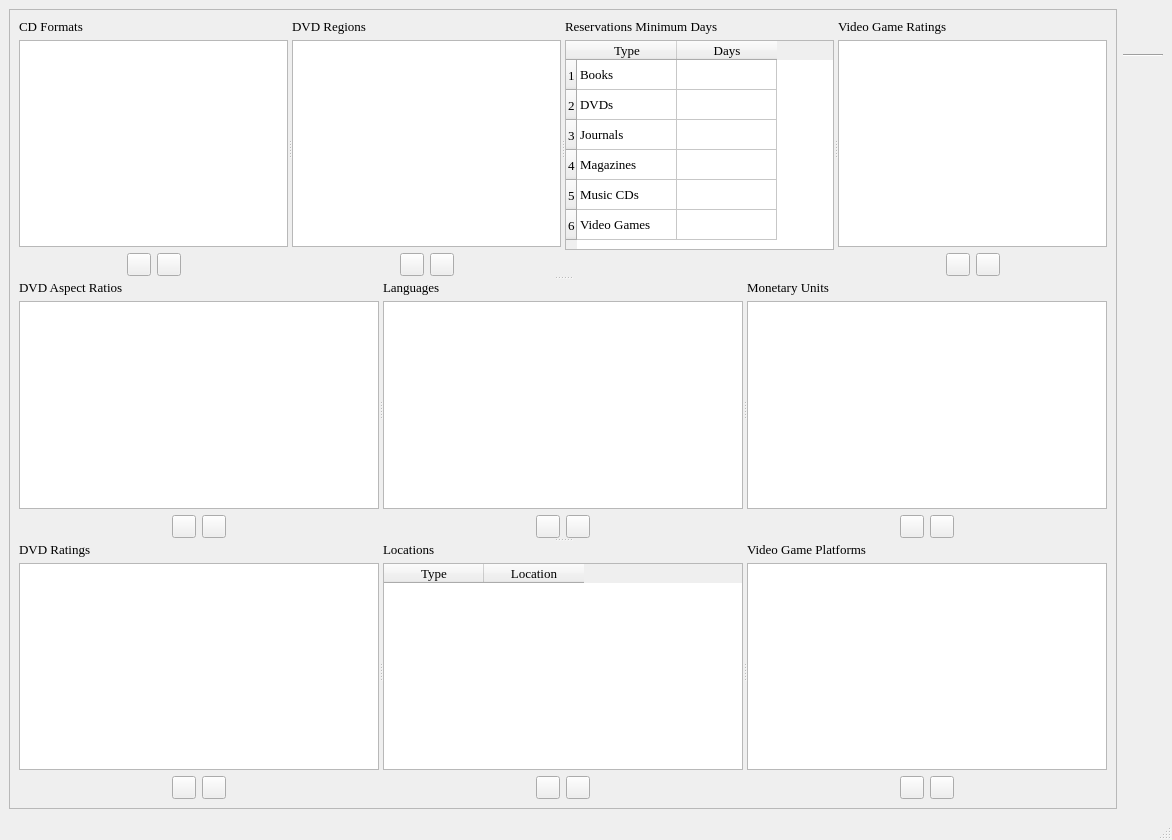
This is dbenumerations.ui in textbrowser/biblioteq as Qt 5 draws it before an edit. The edited form follows.
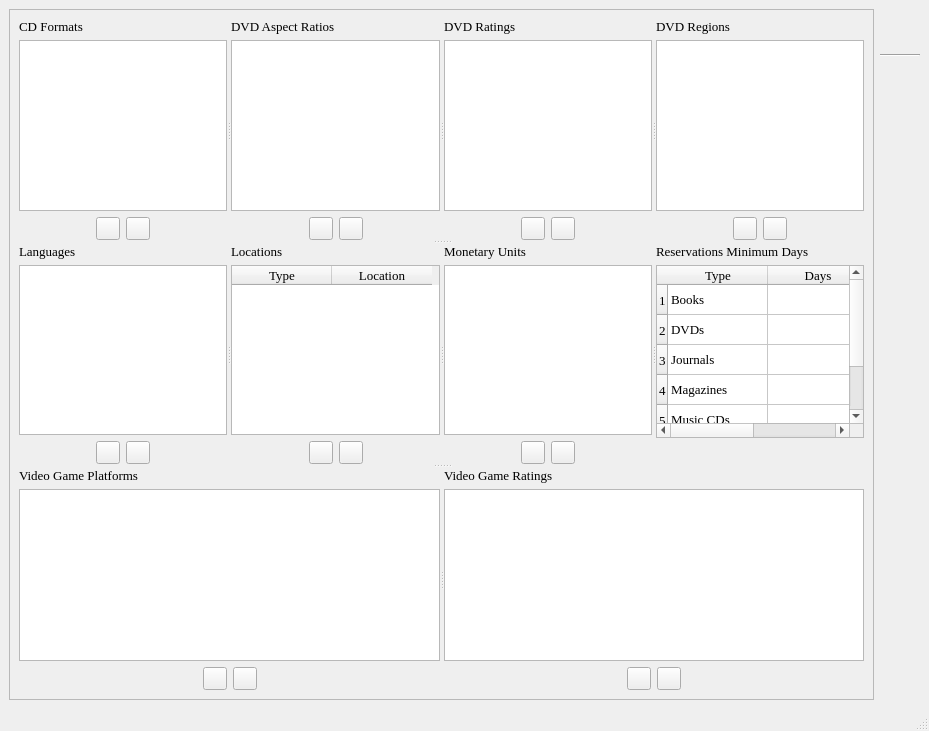
This is the edited form. Icons and pictures are not drawn.

Commit message: Allow updating of patron privileges. Added the Total Reserved column. Adjusted dbenumerations layout.

What changed in the file:
```diff
--- a/dbenumerations.ui
+++ b/dbenumerations.ui
@@ -6,8 +6,8 @@
    <rect>
     <x>0</x>
     <y>0</y>
-    <width>1172</width>
-    <height>840</height>
+    <width>929</width>
+    <height>731</height>
    </rect>
   </property>
   <property name="font">
@@ -35,15 +35,19 @@
       </property>
       <layout class="QVBoxLayout" name="verticalLayout_7">
        <item>
+        <widget class="QSplitter" name="splitter_5">
+         <property name="orientation">
+          <enum>Qt::Vertical</enum>
+         </property>
         <widget class="QSplitter" name="splitter_4">
          <property name="orientation">
           <enum>Qt::Vertical</enum>
          </property>
-         <widget class="QSplitter" name="splitter">
+          <widget class="QSplitter" name="splitter_3">
           <property name="orientation">
            <enum>Qt::Horizontal</enum>
           </property>
-          <widget class="QWidget" name="">
+           <widget class="QWidget" name="layoutWidget">
            <layout class="QVBoxLayout" name="verticalLayout_4">
             <item>
              <widget class="QLabel" name="label_4">
@@ -127,7 +131,175 @@
             </item>
            </layout>
           </widget>
-          <widget class="QWidget" name="">
+           <widget class="QWidget" name="layoutWidget">
+            <layout class="QVBoxLayout" name="verticalLayout_5">
+             <item>
+              <widget class="QLabel" name="label_5">
+               <property name="font">
+                <font>
+                 <family>Times</family>
+                 <pointsize>10</pointsize>
+                </font>
+               </property>
+               <property name="text">
+                <string>DVD Aspect Ratios</string>
+               </property>
+              </widget>
+             </item>
+             <item>
+              <widget class="QListWidget" name="dvdAspectRatiosList"/>
+             </item>
+             <item>
+              <layout class="QHBoxLayout" name="horizontalLayout_5">
+               <item>
+                <spacer name="horizontalSpacer_9">
+                 <property name="orientation">
+                  <enum>Qt::Horizontal</enum>
+                 </property>
+                 <property name="sizeHint" stdset="0">
+                  <size>
+                   <width>40</width>
+                   <height>20</height>
+                  </size>
+                 </property>
+                </spacer>
+               </item>
+               <item>
+                <widget class="QToolButton" name="addDvdAspectRatio">
+                 <property name="toolTip">
+                  <string>Add DVD Aspect Ratio</string>
+                 </property>
+                 <property name="icon">
+                  <iconset>
+                   <normaloff>icons.d/16x16/add.png</normaloff>icons.d/16x16/add.png</iconset>
+                 </property>
+                 <property name="iconSize">
+                  <size>
+                   <width>16</width>
+                   <height>16</height>
+                  </size>
+                 </property>
+                </widget>
+               </item>
+               <item>
+                <widget class="QToolButton" name="removeDvdAspectRatio">
+                 <property name="toolTip">
+                  <string>Remove DVD Aspect Ratio</string>
+                 </property>
+                 <property name="icon">
+                  <iconset>
+                   <normaloff>icons.d/16x16/eraser.png</normaloff>icons.d/16x16/eraser.png</iconset>
+                 </property>
+                 <property name="iconSize">
+                  <size>
+                   <width>16</width>
+                   <height>16</height>
+                  </size>
+                 </property>
+                </widget>
+               </item>
+               <item>
+                <spacer name="horizontalSpacer_10">
+                 <property name="orientation">
+                  <enum>Qt::Horizontal</enum>
+                 </property>
+                 <property name="sizeHint" stdset="0">
+                  <size>
+                   <width>40</width>
+                   <height>20</height>
+                  </size>
+                 </property>
+                </spacer>
+               </item>
+              </layout>
+             </item>
+            </layout>
+           </widget>
+           <widget class="QWidget" name="layoutWidget">
+            <layout class="QVBoxLayout" name="verticalLayout_6">
+             <item>
+              <widget class="QLabel" name="label_6">
+               <property name="font">
+                <font>
+                 <family>Times</family>
+                 <pointsize>10</pointsize>
+                </font>
+               </property>
+               <property name="text">
+                <string>DVD Ratings</string>
+               </property>
+              </widget>
+             </item>
+             <item>
+              <widget class="QListWidget" name="dvdRatingsList"/>
+             </item>
+             <item>
+              <layout class="QHBoxLayout" name="horizontalLayout_6">
+               <item>
+                <spacer name="horizontalSpacer_11">
+                 <property name="orientation">
+                  <enum>Qt::Horizontal</enum>
+                 </property>
+                 <property name="sizeHint" stdset="0">
+                  <size>
+                   <width>40</width>
+                   <height>20</height>
+                  </size>
+                 </property>
+                </spacer>
+               </item>
+               <item>
+                <widget class="QToolButton" name="addDvdRating">
+                 <property name="toolTip">
+                  <string>Add DVD Rating</string>
+                 </property>
+                 <property name="icon">
+                  <iconset>
+                   <normaloff>icons.d/16x16/add.png</normaloff>icons.d/16x16/add.png</iconset>
+                 </property>
+                 <property name="iconSize">
+                  <size>
+                   <width>16</width>
+                   <height>16</height>
+                  </size>
+                 </property>
+                </widget>
+               </item>
+               <item>
+                <widget class="QToolButton" name="removeDvdRating">
+                 <property name="toolTip">
+                  <string>Remove DVD Rating</string>
+                 </property>
+                 <property name="icon">
+                  <iconset>
+                   <normaloff>icons.d/16x16/eraser.png</normaloff>icons.d/16x16/eraser.png</iconset>
+                 </property>
+                 <property name="iconSize">
+                  <size>
+                   <width>16</width>
+                   <height>16</height>
+                  </size>
+                 </property>
+                </widget>
+               </item>
+               <item>
+                <spacer name="horizontalSpacer_12">
+                 <property name="orientation">
+                  <enum>Qt::Horizontal</enum>
+                 </property>
+                 <property name="sizeHint" stdset="0">
+                  <size>
+                   <width>40</width>
+                   <height>20</height>
+                  </size>
+                 </property>
+                </spacer>
+               </item>
+              </layout>
+             </item>
+            </layout>
+           </widget>
+           <widget class="QWidget" name="layoutWidget">
            <layout class="QVBoxLayout" name="verticalLayout_13">
             <item>
              <widget class="QLabel" name="label_13">
@@ -211,7 +383,275 @@
             </item>
            </layout>
           </widget>
-          <widget class="QWidget" name="">
+          </widget>
+          <widget class="QSplitter" name="splitter_2">
+           <property name="orientation">
+            <enum>Qt::Horizontal</enum>
+           </property>
+           <widget class="QWidget" name="layoutWidget">
+            <layout class="QVBoxLayout" name="verticalLayout_2">
+             <item>
+              <widget class="QLabel" name="label_2">
+               <property name="font">
+                <font>
+                 <family>Times</family>
+                 <pointsize>10</pointsize>
+                </font>
+               </property>
+               <property name="text">
+                <string>Languages</string>
+               </property>
+              </widget>
+             </item>
+             <item>
+              <widget class="QListWidget" name="languagesList"/>
+             </item>
+             <item>
+              <layout class="QHBoxLayout" name="horizontalLayout_2">
+               <item>
+                <spacer name="horizontalSpacer_3">
+                 <property name="orientation">
+                  <enum>Qt::Horizontal</enum>
+                 </property>
+                 <property name="sizeHint" stdset="0">
+                  <size>
+                   <width>40</width>
+                   <height>20</height>
+                  </size>
+                 </property>
+                </spacer>
+               </item>
+               <item>
+                <widget class="QToolButton" name="addLanguage">
+                 <property name="toolTip">
+                  <string>Add Language</string>
+                 </property>
+                 <property name="icon">
+                  <iconset>
+                   <normaloff>icons.d/16x16/add.png</normaloff>icons.d/16x16/add.png</iconset>
+                 </property>
+                 <property name="iconSize">
+                  <size>
+                   <width>16</width>
+                   <height>16</height>
+                  </size>
+                 </property>
+                </widget>
+               </item>
+               <item>
+                <widget class="QToolButton" name="removeLanguage">
+                 <property name="toolTip">
+                  <string>Remove Language</string>
+                 </property>
+                 <property name="icon">
+                  <iconset>
+                   <normaloff>icons.d/16x16/eraser.png</normaloff>icons.d/16x16/eraser.png</iconset>
+                 </property>
+                 <property name="iconSize">
+                  <size>
+                   <width>16</width>
+                   <height>16</height>
+                  </size>
+                 </property>
+                </widget>
+               </item>
+               <item>
+                <spacer name="horizontalSpacer_4">
+                 <property name="orientation">
+                  <enum>Qt::Horizontal</enum>
+                 </property>
+                 <property name="sizeHint" stdset="0">
+                  <size>
+                   <width>40</width>
+                   <height>20</height>
+                  </size>
+                 </property>
+                </spacer>
+               </item>
+              </layout>
+             </item>
+            </layout>
+           </widget>
+           <widget class="QWidget" name="layoutWidget">
+            <layout class="QVBoxLayout" name="verticalLayout">
+             <item>
+              <widget class="QLabel" name="label">
+               <property name="font">
+                <font>
+                 <family>Times</family>
+                 <pointsize>10</pointsize>
+                </font>
+               </property>
+               <property name="text">
+                <string>Locations</string>
+               </property>
+              </widget>
+             </item>
+             <item>
+              <widget class="QTableWidget" name="locationsTable">
+               <column>
+                <property name="text">
+                 <string>Type</string>
+                </property>
+               </column>
+               <column>
+                <property name="text">
+                 <string>Location</string>
+                </property>
+               </column>
+              </widget>
+             </item>
+             <item>
+              <layout class="QHBoxLayout" name="horizontalLayout">
+               <item>
+                <spacer name="horizontalSpacer">
+                 <property name="orientation">
+                  <enum>Qt::Horizontal</enum>
+                 </property>
+                 <property name="sizeHint" stdset="0">
+                  <size>
+                   <width>40</width>
+                   <height>20</height>
+                  </size>
+                 </property>
+                </spacer>
+               </item>
+               <item>
+                <widget class="QToolButton" name="addLocation">
+                 <property name="toolTip">
+                  <string>Add Location</string>
+                 </property>
+                 <property name="icon">
+                  <iconset>
+                   <normaloff>icons.d/16x16/add.png</normaloff>icons.d/16x16/add.png</iconset>
+                 </property>
+                 <property name="iconSize">
+                  <size>
+                   <width>16</width>
+                   <height>16</height>
+                  </size>
+                 </property>
+                </widget>
+               </item>
+               <item>
+                <widget class="QToolButton" name="removeLocation">
+                 <property name="toolTip">
+                  <string>Remove Location</string>
+                 </property>
+                 <property name="icon">
+                  <iconset>
+                   <normaloff>icons.d/16x16/eraser.png</normaloff>icons.d/16x16/eraser.png</iconset>
+                 </property>
+                 <property name="iconSize">
+                  <size>
+                   <width>16</width>
+                   <height>16</height>
+                  </size>
+                 </property>
+                </widget>
+               </item>
+               <item>
+                <spacer name="horizontalSpacer_2">
+                 <property name="orientation">
+                  <enum>Qt::Horizontal</enum>
+                 </property>
+                 <property name="sizeHint" stdset="0">
+                  <size>
+                   <width>40</width>
+                   <height>20</height>
+                  </size>
+                 </property>
+                </spacer>
+               </item>
+              </layout>
+             </item>
+            </layout>
+           </widget>
+           <widget class="QWidget" name="layoutWidget">
+            <layout class="QVBoxLayout" name="verticalLayout_3">
+             <item>
+              <widget class="QLabel" name="label_3">
+               <property name="font">
+                <font>
+                 <family>Times</family>
+                 <pointsize>10</pointsize>
+                </font>
+               </property>
+               <property name="text">
+                <string>Monetary Units</string>
+               </property>
+              </widget>
+             </item>
+             <item>
+              <widget class="QListWidget" name="monetaryUnitsList"/>
+             </item>
+             <item>
+              <layout class="QHBoxLayout" name="horizontalLayout_3">
+               <item>
+                <spacer name="horizontalSpacer_5">
+                 <property name="orientation">
+                  <enum>Qt::Horizontal</enum>
+                 </property>
+                 <property name="sizeHint" stdset="0">
+                  <size>
+                   <width>40</width>
+                   <height>20</height>
+                  </size>
+                 </property>
+                </spacer>
+               </item>
+               <item>
+                <widget class="QToolButton" name="addMonetaryUnit">
+                 <property name="toolTip">
+                  <string>Add Monetary Unit</string>
+                 </property>
+                 <property name="icon">
+                  <iconset>
+                   <normaloff>icons.d/16x16/add.png</normaloff>icons.d/16x16/add.png</iconset>
+                 </property>
+                 <property name="iconSize">
+                  <size>
+                   <width>16</width>
+                   <height>16</height>
+                  </size>
+                 </property>
+                </widget>
+               </item>
+               <item>
+                <widget class="QToolButton" name="removeMonetaryUnit">
+                 <property name="toolTip">
+                  <string>Remove Monetary Unit</string>
+                 </property>
+                 <property name="icon">
+                  <iconset>
+                   <normaloff>icons.d/16x16/eraser.png</normaloff>icons.d/16x16/eraser.png</iconset>
+                 </property>
+                 <property name="iconSize">
+                  <size>
+                   <width>16</width>
+                   <height>16</height>
+                  </size>
+                 </property>
+                </widget>
+               </item>
+               <item>
+                <spacer name="horizontalSpacer_6">
+                 <property name="orientation">
+                  <enum>Qt::Horizontal</enum>
+                 </property>
+                 <property name="sizeHint" stdset="0">
+                  <size>
+                   <width>40</width>
+                   <height>20</height>
+                  </size>
+                 </property>
+                </spacer>
+               </item>
+              </layout>
+             </item>
+            </layout>
+           </widget>
+           <widget class="QWidget" name="layoutWidget">
            <layout class="QVBoxLayout" name="verticalLayout_14">
             <item>
              <widget class="QLabel" name="label_14">
@@ -405,532 +845,13 @@
             </item>
            </layout>
           </widget>
-          <widget class="QWidget" name="">
-           <layout class="QVBoxLayout" name="verticalLayout_15">
-            <item>
-             <widget class="QLabel" name="label_15">
-              <property name="font">
-               <font>
-                <family>Times</family>
-                <pointsize>10</pointsize>
-               </font>
-              </property>
-              <property name="text">
-               <string>Video Game Ratings</string>
-              </property>
-             </widget>
-            </item>
-            <item>
-             <widget class="QListWidget" name="videoGameRatingsList"/>
-            </item>
-            <item>
-             <layout class="QHBoxLayout" name="horizontalLayout_14">
-              <item>
-               <spacer name="horizontalSpacer_27">
-                <property name="orientation">
-                 <enum>Qt::Horizontal</enum>
-                </property>
-                <property name="sizeHint" stdset="0">
-                 <size>
-                  <width>40</width>
-                  <height>20</height>
-                 </size>
-                </property>
-               </spacer>
-              </item>
-              <item>
-               <widget class="QToolButton" name="addVideoGameRating">
-                <property name="toolTip">
-                 <string>Add Video Game Rating</string>
-                </property>
-                <property name="icon">
-                 <iconset>
-                  <normaloff>icons.d/16x16/add.png</normaloff>icons.d/16x16/add.png</iconset>
-                </property>
-                <property name="iconSize">
-                 <size>
-                  <width>16</width>
-                  <height>16</height>
-                 </size>
-                </property>
-               </widget>
-              </item>
-              <item>
-               <widget class="QToolButton" name="removeVideoGameRating">
-                <property name="toolTip">
-                 <string>Remove Video Game Rating</string>
-                </property>
-                <property name="icon">
-                 <iconset>
-                  <normaloff>icons.d/16x16/eraser.png</normaloff>icons.d/16x16/eraser.png</iconset>
-                </property>
-                <property name="iconSize">
-                 <size>
-                  <width>16</width>
-                  <height>16</height>
-                 </size>
-                </property>
-               </widget>
-              </item>
-              <item>
-               <spacer name="horizontalSpacer_28">
+          </widget>
+         </widget>
+         <widget class="QSplitter" name="splitter">
                 <property name="orientation">
                  <enum>Qt::Horizontal</enum>
                 </property>
-                <property name="sizeHint" stdset="0">
-                 <size>
-                  <width>40</width>
-                  <height>20</height>
-                 </size>
-                </property>
-               </spacer>
-              </item>
-             </layout>
-            </item>
-           </layout>
-          </widget>
-         </widget>
-         <widget class="QSplitter" name="splitter_2">
-          <property name="orientation">
-           <enum>Qt::Horizontal</enum>
-          </property>
-          <widget class="QWidget" name="">
-           <layout class="QVBoxLayout" name="verticalLayout_5">
-            <item>
-             <widget class="QLabel" name="label_5">
-              <property name="font">
-               <font>
-                <family>Times</family>
-                <pointsize>10</pointsize>
-               </font>
-              </property>
-              <property name="text">
-               <string>DVD Aspect Ratios</string>
-              </property>
-             </widget>
-            </item>
-            <item>
-             <widget class="QListWidget" name="dvdAspectRatiosList"/>
-            </item>
-            <item>
-             <layout class="QHBoxLayout" name="horizontalLayout_5">
-              <item>
-               <spacer name="horizontalSpacer_9">
-                <property name="orientation">
-                 <enum>Qt::Horizontal</enum>
-                </property>
-                <property name="sizeHint" stdset="0">
-                 <size>
-                  <width>40</width>
-                  <height>20</height>
-                 </size>
-                </property>
-               </spacer>
-              </item>
-              <item>
-               <widget class="QToolButton" name="addDvdAspectRatio">
-                <property name="toolTip">
-                 <string>Add DVD Aspect Ratio</string>
-                </property>
-                <property name="icon">
-                 <iconset>
-                  <normaloff>icons.d/16x16/add.png</normaloff>icons.d/16x16/add.png</iconset>
-                </property>
-                <property name="iconSize">
-                 <size>
-                  <width>16</width>
-                  <height>16</height>
-                 </size>
-                </property>
-               </widget>
-              </item>
-              <item>
-               <widget class="QToolButton" name="removeDvdAspectRatio">
-                <property name="toolTip">
-                 <string>Remove DVD Aspect Ratio</string>
-                </property>
-                <property name="icon">
-                 <iconset>
-                  <normaloff>icons.d/16x16/eraser.png</normaloff>icons.d/16x16/eraser.png</iconset>
-                </property>
-                <property name="iconSize">
-                 <size>
-                  <width>16</width>
-                  <height>16</height>
-                 </size>
-                </property>
-               </widget>
-              </item>
-              <item>
-               <spacer name="horizontalSpacer_10">
-                <property name="orientation">
-                 <enum>Qt::Horizontal</enum>
-                </property>
-                <property name="sizeHint" stdset="0">
-                 <size>
-                  <width>40</width>
-                  <height>20</height>
-                 </size>
-                </property>
-               </spacer>
-              </item>
-             </layout>
-            </item>
-           </layout>
-          </widget>
-          <widget class="QWidget" name="">
-           <layout class="QVBoxLayout" name="verticalLayout_2">
-            <item>
-             <widget class="QLabel" name="label_2">
-              <property name="font">
-               <font>
-                <family>Times</family>
-                <pointsize>10</pointsize>
-               </font>
-              </property>
-              <property name="text">
-               <string>Languages</string>
-              </property>
-             </widget>
-            </item>
-            <item>
-             <widget class="QListWidget" name="languagesList"/>
-            </item>
-            <item>
-             <layout class="QHBoxLayout" name="horizontalLayout_2">
-              <item>
-               <spacer name="horizontalSpacer_3">
-                <property name="orientation">
-                 <enum>Qt::Horizontal</enum>
-                </property>
-                <property name="sizeHint" stdset="0">
-                 <size>
-                  <width>40</width>
-                  <height>20</height>
-                 </size>
-                </property>
-               </spacer>
-              </item>
-              <item>
-               <widget class="QToolButton" name="addLanguage">
-                <property name="toolTip">
-                 <string>Add Language</string>
-                </property>
-                <property name="icon">
-                 <iconset>
-                  <normaloff>icons.d/16x16/add.png</normaloff>icons.d/16x16/add.png</iconset>
-                </property>
-                <property name="iconSize">
-                 <size>
-                  <width>16</width>
-                  <height>16</height>
-                 </size>
-                </property>
-               </widget>
-              </item>
-              <item>
-               <widget class="QToolButton" name="removeLanguage">
-                <property name="toolTip">
-                 <string>Remove Language</string>
-                </property>
-                <property name="icon">
-                 <iconset>
-                  <normaloff>icons.d/16x16/eraser.png</normaloff>icons.d/16x16/eraser.png</iconset>
-                </property>
-                <property name="iconSize">
-                 <size>
-                  <width>16</width>
-                  <height>16</height>
-                 </size>
-                </property>
-               </widget>
-              </item>
-              <item>
-               <spacer name="horizontalSpacer_4">
-                <property name="orientation">
-                 <enum>Qt::Horizontal</enum>
-                </property>
-                <property name="sizeHint" stdset="0">
-                 <size>
-                  <width>40</width>
-                  <height>20</height>
-                 </size>
-                </property>
-               </spacer>
-              </item>
-             </layout>
-            </item>
-           </layout>
-          </widget>
-          <widget class="QWidget" name="">
-           <layout class="QVBoxLayout" name="verticalLayout_3">
-            <item>
-             <widget class="QLabel" name="label_3">
-              <property name="font">
-               <font>
-                <family>Times</family>
-                <pointsize>10</pointsize>
-               </font>
-              </property>
-              <property name="text">
-               <string>Monetary Units</string>
-              </property>
-             </widget>
-            </item>
-            <item>
-             <widget class="QListWidget" name="monetaryUnitsList"/>
-            </item>
-            <item>
-             <layout class="QHBoxLayout" name="horizontalLayout_3">
-              <item>
-               <spacer name="horizontalSpacer_5">
-                <property name="orientation">
-                 <enum>Qt::Horizontal</enum>
-                </property>
-                <property name="sizeHint" stdset="0">
-                 <size>
-                  <width>40</width>
-                  <height>20</height>
-                 </size>
-                </property>
-               </spacer>
-              </item>
-              <item>
-               <widget class="QToolButton" name="addMonetaryUnit">
-                <property name="toolTip">
-                 <string>Add Monetary Unit</string>
-                </property>
-                <property name="icon">
-                 <iconset>
-                  <normaloff>icons.d/16x16/add.png</normaloff>icons.d/16x16/add.png</iconset>
-                </property>
-                <property name="iconSize">
-                 <size>
-                  <width>16</width>
-                  <height>16</height>
-                 </size>
-                </property>
-               </widget>
-              </item>
-              <item>
-               <widget class="QToolButton" name="removeMonetaryUnit">
-                <property name="toolTip">
-                 <string>Remove Monetary Unit</string>
-                </property>
-                <property name="icon">
-                 <iconset>
-                  <normaloff>icons.d/16x16/eraser.png</normaloff>icons.d/16x16/eraser.png</iconset>
-                </property>
-                <property name="iconSize">
-                 <size>
-                  <width>16</width>
-                  <height>16</height>
-                 </size>
-                </property>
-               </widget>
-              </item>
-              <item>
-               <spacer name="horizontalSpacer_6">
-                <property name="orientation">
-                 <enum>Qt::Horizontal</enum>
-                </property>
-                <property name="sizeHint" stdset="0">
-                 <size>
-                  <width>40</width>
-                  <height>20</height>
-                 </size>
-                </property>
-               </spacer>
-              </item>
-             </layout>
-            </item>
-           </layout>
-          </widget>
-         </widget>
-         <widget class="QSplitter" name="splitter_3">
-          <property name="orientation">
-           <enum>Qt::Horizontal</enum>
-          </property>
-          <widget class="QWidget" name="">
-           <layout class="QVBoxLayout" name="verticalLayout_6">
-            <item>
-             <widget class="QLabel" name="label_6">
-              <property name="font">
-               <font>
-                <family>Times</family>
-                <pointsize>10</pointsize>
-               </font>
-              </property>
-              <property name="text">
-               <string>DVD Ratings</string>
-              </property>
-             </widget>
-            </item>
-            <item>
-             <widget class="QListWidget" name="dvdRatingsList"/>
-            </item>
-            <item>
-             <layout class="QHBoxLayout" name="horizontalLayout_6">
-              <item>
-               <spacer name="horizontalSpacer_11">
-                <property name="orientation">
-                 <enum>Qt::Horizontal</enum>
-                </property>
-                <property name="sizeHint" stdset="0">
-                 <size>
-                  <width>40</width>
-                  <height>20</height>
-                 </size>
-                </property>
-               </spacer>
-              </item>
-              <item>
-               <widget class="QToolButton" name="addDvdRating">
-                <property name="toolTip">
-                 <string>Add DVD Rating</string>
-                </property>
-                <property name="icon">
-                 <iconset>
-                  <normaloff>icons.d/16x16/add.png</normaloff>icons.d/16x16/add.png</iconset>
-                </property>
-                <property name="iconSize">
-                 <size>
-                  <width>16</width>
-                  <height>16</height>
-                 </size>
-                </property>
-               </widget>
-              </item>
-              <item>
-               <widget class="QToolButton" name="removeDvdRating">
-                <property name="toolTip">
-                 <string>Remove DVD Rating</string>
-                </property>
-                <property name="icon">
-                 <iconset>
-                  <normaloff>icons.d/16x16/eraser.png</normaloff>icons.d/16x16/eraser.png</iconset>
-                </property>
-                <property name="iconSize">
-                 <size>
-                  <width>16</width>
-                  <height>16</height>
-                 </size>
-                </property>
-               </widget>
-              </item>
-              <item>
-               <spacer name="horizontalSpacer_12">
-                <property name="orientation">
-                 <enum>Qt::Horizontal</enum>
-                </property>
-                <property name="sizeHint" stdset="0">
-                 <size>
-                  <width>40</width>
-                  <height>20</height>
-                 </size>
-                </property>
-               </spacer>
-              </item>
-             </layout>
-            </item>
-           </layout>
-          </widget>
-          <widget class="QWidget" name="">
-           <layout class="QVBoxLayout" name="verticalLayout">
-            <item>
-             <widget class="QLabel" name="label">
-              <property name="font">
-               <font>
-                <family>Times</family>
-                <pointsize>10</pointsize>
-               </font>
-              </property>
-              <property name="text">
-               <string>Locations</string>
-              </property>
-             </widget>
-            </item>
-            <item>
-             <widget class="QTableWidget" name="locationsTable">
-              <column>
-               <property name="text">
-                <string>Type</string>
-               </property>
-              </column>
-              <column>
-               <property name="text">
-                <string>Location</string>
-               </property>
-              </column>
-             </widget>
-            </item>
-            <item>
-             <layout class="QHBoxLayout" name="horizontalLayout">
-              <item>
-               <spacer name="horizontalSpacer">
-                <property name="orientation">
-                 <enum>Qt::Horizontal</enum>
-                </property>
-                <property name="sizeHint" stdset="0">
-                 <size>
-                  <width>40</width>
-                  <height>20</height>
-                 </size>
-                </property>
-               </spacer>
-              </item>
-              <item>
-               <widget class="QToolButton" name="addLocation">
-                <property name="toolTip">
-                 <string>Add Location</string>
-                </property>
-                <property name="icon">
-                 <iconset>
-                  <normaloff>icons.d/16x16/add.png</normaloff>icons.d/16x16/add.png</iconset>
-                </property>
-                <property name="iconSize">
-                 <size>
-                  <width>16</width>
-                  <height>16</height>
-                 </size>
-                </property>
-               </widget>
-              </item>
-              <item>
-               <widget class="QToolButton" name="removeLocation">
-                <property name="toolTip">
-                 <string>Remove Location</string>
-                </property>
-                <property name="icon">
-                 <iconset>
-                  <normaloff>icons.d/16x16/eraser.png</normaloff>icons.d/16x16/eraser.png</iconset>
-                </property>
-                <property name="iconSize">
-                 <size>
-                  <width>16</width>
-                  <height>16</height>
-                 </size>
-                </property>
-               </widget>
-              </item>
-              <item>
-               <spacer name="horizontalSpacer_2">
-                <property name="orientation">
-                 <enum>Qt::Horizontal</enum>
-                </property>
-                <property name="sizeHint" stdset="0">
-                 <size>
-                  <width>40</width>
-                  <height>20</height>
-                 </size>
-                </property>
-               </spacer>
-              </item>
-             </layout>
-            </item>
-           </layout>
-          </widget>
-          <widget class="QWidget" name="">
+          <widget class="QWidget" name="layoutWidget">
            <layout class="QVBoxLayout" name="verticalLayout_16">
             <item>
              <widget class="QLabel" name="label_16">
@@ -1014,6 +935,90 @@
             </item>
            </layout>
           </widget>
+          <widget class="QWidget" name="layoutWidget">
+           <layout class="QVBoxLayout" name="verticalLayout_15">
+            <item>
+             <widget class="QLabel" name="label_15">
+              <property name="font">
+               <font>
+                <family>Times</family>
+                <pointsize>10</pointsize>
+               </font>
+              </property>
+              <property name="text">
+               <string>Video Game Ratings</string>
+              </property>
+             </widget>
+            </item>
+            <item>
+             <widget class="QListWidget" name="videoGameRatingsList"/>
+            </item>
+            <item>
+             <layout class="QHBoxLayout" name="horizontalLayout_14">
+              <item>
+               <spacer name="horizontalSpacer_27">
+                <property name="orientation">
+                 <enum>Qt::Horizontal</enum>
+                </property>
+                <property name="sizeHint" stdset="0">
+                 <size>
+                  <width>40</width>
+                  <height>20</height>
+                 </size>
+                </property>
+               </spacer>
+              </item>
+              <item>
+               <widget class="QToolButton" name="addVideoGameRating">
+                <property name="toolTip">
+                 <string>Add Video Game Rating</string>
+                </property>
+                <property name="icon">
+                 <iconset>
+                  <normaloff>icons.d/16x16/add.png</normaloff>icons.d/16x16/add.png</iconset>
+                </property>
+                <property name="iconSize">
+                 <size>
+                  <width>16</width>
+                  <height>16</height>
+                 </size>
+                </property>
+               </widget>
+              </item>
+              <item>
+               <widget class="QToolButton" name="removeVideoGameRating">
+                <property name="toolTip">
+                 <string>Remove Video Game Rating</string>
+                </property>
+                <property name="icon">
+                 <iconset>
+                  <normaloff>icons.d/16x16/eraser.png</normaloff>icons.d/16x16/eraser.png</iconset>
+                </property>
+                <property name="iconSize">
+                 <size>
+                  <width>16</width>
+                  <height>16</height>
+                 </size>
+                </property>
+               </widget>
+              </item>
+              <item>
+               <spacer name="horizontalSpacer_28">
+                <property name="orientation">
+                 <enum>Qt::Horizontal</enum>
+                </property>
+                <property name="sizeHint" stdset="0">
+                 <size>
+                  <width>40</width>
+                  <height>20</height>
+                 </size>
+                </property>
+               </spacer>
+              </item>
+             </layout>
+            </item>
+           </layout>
+          </widget>
          </widget>
         </widget>
        </item>
```
Left out of the diff: 2 changed lines with no effect on the pictures. Lines whose indentation alone changed are shown as unchanged. The commit also changes 6 other files.
